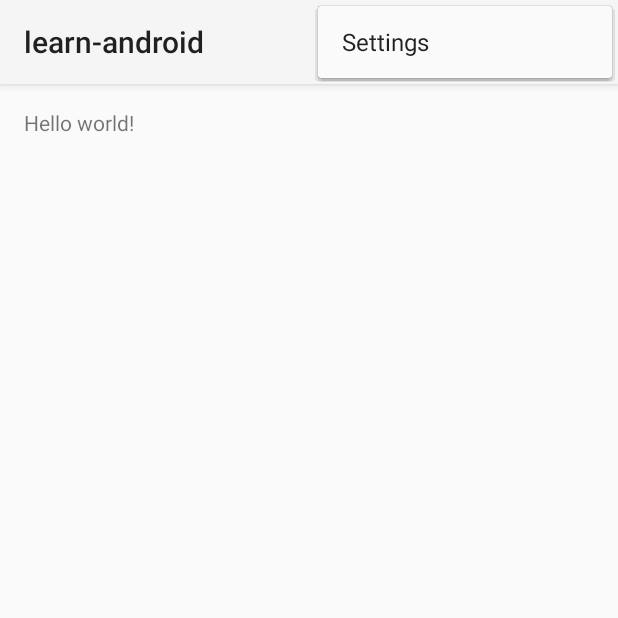
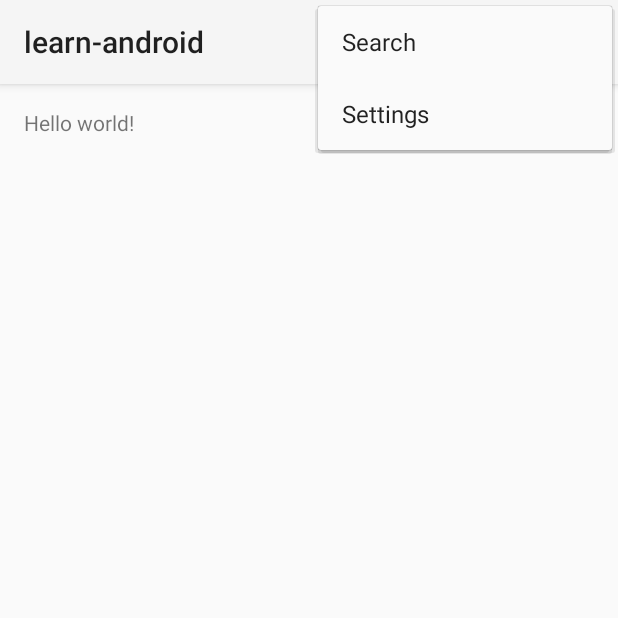
Before and after one commit to eleventigers/learn-android, an Android app: the screen it shows after launch (MainActivity), with the options menu open, on a phone screen of 412 x 824 dp, the top half of it. Run offline under Robolectric (Android 15) with nearby library versions, the phone set to English and light mode, and no system bars.

Commit message:
added menu options and toast to display their titles

```diff
--- a/app/src/main/AndroidManifest.xml
+++ b/app/src/main/AndroidManifest.xml
@@ -1,7 +1,7 @@
 <?xml version="1.0" encoding="utf-8"?>
 <manifest xmlns:android="http://schemas.android.com/apk/res/android"
     package="com.eleventigers.app" >
-
+    <uses-sdk android:minSdkVersion="11"/>
     <application
         android:allowBackup="true"
         android:icon="@drawable/ic_launcher"
--- a/app/src/main/java/com/eleventigers/app/MainActivity.java
+++ b/app/src/main/java/com/eleventigers/app/MainActivity.java
@@ -1,15 +1,18 @@
 package com.eleventigers.app;
 
+import android.app.Application;
 import android.support.v7.app.ActionBarActivity;
 import android.support.v7.app.ActionBar;
 import android.support.v4.app.Fragment;
 import android.os.Bundle;
 import android.view.LayoutInflater;
 import android.view.Menu;
+import android.view.MenuInflater;
 import android.view.MenuItem;
 import android.view.View;
 import android.view.ViewGroup;
 import android.os.Build;
+import android.widget.Toast;
 
 public class MainActivity extends ActionBarActivity {
 
@@ -25,25 +28,32 @@ public class MainActivity extends ActionBarActivity {
         }
     }
 
-
     @Override
     public boolean onCreateOptionsMenu(Menu menu) {
+        // Inflate the menu items for use in the action bar
+        MenuInflater inflater = getMenuInflater();
+        inflater.inflate(R.menu.main, menu);
+        return super.onCreateOptionsMenu(menu);
+    }
 
-        // Inflate the menu; this adds items to the action bar if it is present.
-        getMenuInflater().inflate(R.menu.main, menu);
-        return true;
-    }
 
     @Override
     public boolean onOptionsItemSelected(MenuItem item) {
-        // Handle action bar item clicks here. The action bar will
-        // automatically handle clicks on the Home/Up button, so long
-        // as you specify a parent activity in AndroidManifest.xml.
-        int id = item.getItemId();
-        if (id == R.id.action_settings) {
-            return true;
+        // Handle presses on the action bar items
+        switch (item.getItemId()) {
+            case R.id.action_search:
+            case R.id.action_settings:
+                notifyMenuOptionSelection(item);
+                return true;
+            default:
+                return super.onOptionsItemSelected(item);
         }
-        return super.onOptionsItemSelected(item);
+    }
+
+
+    public void notifyMenuOptionSelection(MenuItem item) {
+        Toast.makeText(getApplicationContext(), item.getTitle(), Toast.LENGTH_SHORT)
+                .show();
     }
 
     /**
--- a/app/src/main/res/menu/main.xml
+++ b/app/src/main/res/menu/main.xml
@@ -3,8 +3,13 @@
     xmlns:tools="http://schemas.android.com/tools"
     tools:context="com.eleventigers.app.MainActivity" >
 
+    <!-- Search, should appear as action button -->
+    <item android:id="@+id/action_search"
+        android:icon="@drawable/ic_action_search"
+        android:title="@string/action_search"
+        android:showAsAction="ifRoom" />
+    <!-- Settings, should always be in the overflow -->
     <item android:id="@+id/action_settings"
         android:title="@string/action_settings"
-        android:orderInCategory="100"
-        app:showAsAction="never" />
+        android:showAsAction="never" />
 </menu>
--- a/app/src/main/res/values/strings.xml
+++ b/app/src/main/res/values/strings.xml
@@ -4,5 +4,6 @@
     <string name="app_name">learn-android</string>
     <string name="hello_world">Hello world!</string>
     <string name="action_settings">Settings</string>
+    <string name="action_search">Search</string>
 
 </resources>
```
Also changed, not shown: app/src/main/res/drawable-hdpi/ic_action_search.png (added), app/src/main/res/drawable-mdpi/ic_action_search.png (added), app/src/main/res/drawable-xhdpi/ic_action_search.png (added), app/src/main/res/drawable-xxhdpi/ic_action_search.png (added).
